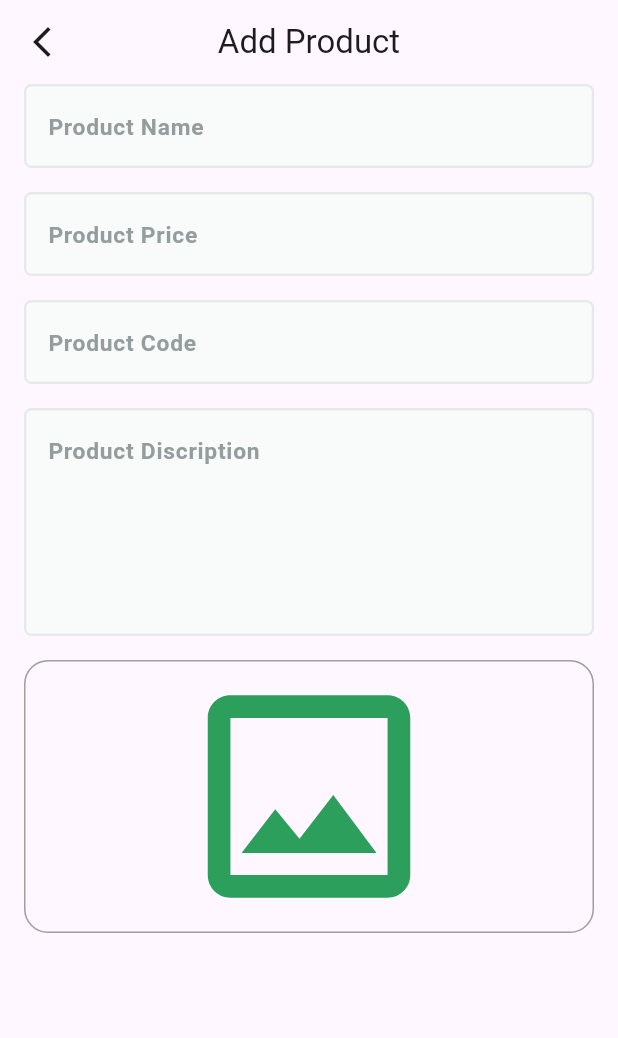
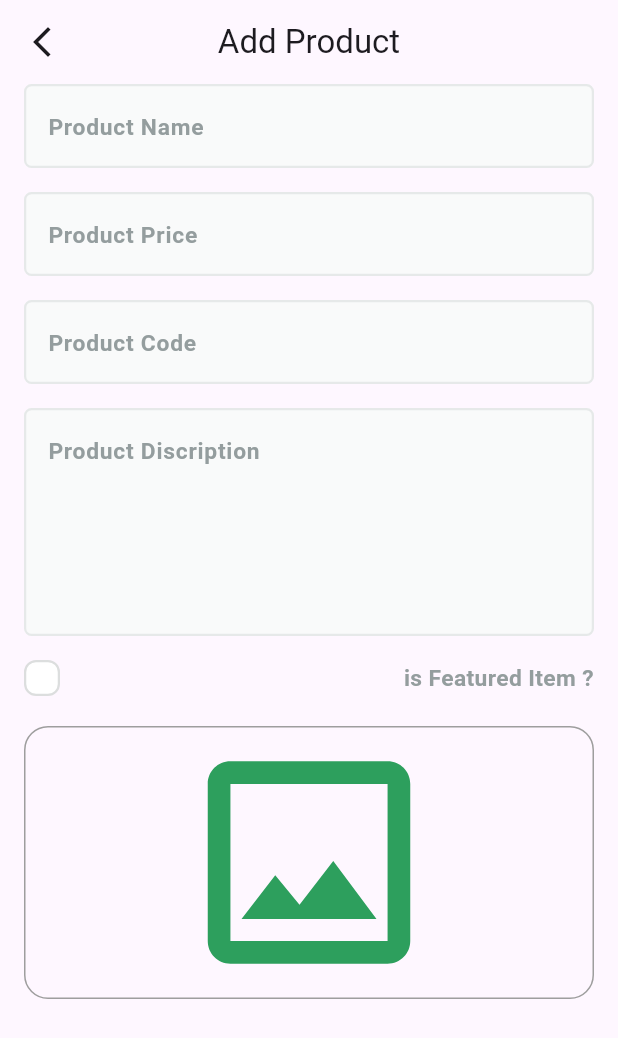
Before and after one commit to Ehabhanna1/Fruits-HuB-DashBoard, a Flutter app: the AddProductView screen opened by its route, on a phone screen of 412 x 824 dp. Shown: the top 1038 px of the screen. Run offline on Flutter 3.47's test engine with Material 3 defaults, Android fonts, the phone set to English and light mode, and no system bars; drawn by our look-alikes of skeletonizer; our stand-ins replace firebase_core, flutter_screenutil, image_picker; accounts and stored records are empty.

Commit message:
add product done

```diff
--- a/lib/features/add_product/presentation/view/widgets/add_product_view_body.dart
+++ b/lib/features/add_product/presentation/view/widgets/add_product_view_body.dart
@@ -1,6 +1,8 @@
 import 'package:flutter/material.dart';
 import 'package:fruits_hub_dashboard/core/widgets/custom_text_form_field.dart';
+import 'package:fruits_hub_dashboard/features/add_product/presentation/view/widgets/custom_check_box.dart';
 import 'package:fruits_hub_dashboard/features/add_product/presentation/view/widgets/image_field.dart';
+import 'package:fruits_hub_dashboard/features/add_product/presentation/view/widgets/is_featured_check_box.dart';
 
 class AddProductViewBody extends StatefulWidget {
   const AddProductViewBody({super.key});
@@ -31,9 +33,15 @@ class _AddProductViewBodyState extends State<AddProductViewBody> {
               SizedBox(height: 16,),
               CustomTextFormField(hintText: 'Product Discription', keyboardType: TextInputType.text,maxLines: 5,),
               SizedBox(height: 16,),
+                 IsFeaturedCheckBox(
+                onChanged: (value){
+
+              },),
+              SizedBox(height: 20,),
               ImageField(onFileChanged: (image){
 
               }),
+
 
 
 
--- /dev/null
+++ b/lib/features/add_product/presentation/view/widgets/custom_check_box.dart
@@ -0,0 +1,36 @@
+import 'package:flutter/material.dart';
+
+import 'package:fruits_hub_dashboard/core/utils/app_colors.dart';
+
+class CustomCheckBox extends StatelessWidget {
+  const CustomCheckBox(
+      {super.key, required this.isChecked, required this.onChecked});
+  final bool isChecked;
+  final ValueChanged<bool> onChecked;
+  @override
+  Widget build(BuildContext context) {
+    return GestureDetector(
+      onTap: () {
+        onChecked(!isChecked);
+      },
+      child: AnimatedContainer(
+        width: 24,
+        height: 24,
+        duration: const Duration(milliseconds: 100),
+        decoration: ShapeDecoration(
+          color: isChecked ? AppColors.primaryColor : Colors.white,
+          shape: RoundedRectangleBorder(
+            side: BorderSide(
+              width: 1.50,
+              color: isChecked ? Colors.transparent : const Color(0xFFDCDEDE),
+            ),
+            borderRadius: BorderRadius.circular(8),
+          ),
+        ),
+        child: isChecked
+            ? Icon(Icons.check,color: Colors.white,)
+            : const SizedBox(),
+      ),
+    );
+  }
+}
--- /dev/null
+++ b/lib/features/add_product/presentation/view/widgets/is_featured_check_box.dart
@@ -0,0 +1,56 @@
+import 'package:flutter/material.dart';
+import 'package:fruits_hub_dashboard/core/utils/app_text.dart';
+import 'package:fruits_hub_dashboard/features/add_product/presentation/view/widgets/custom_check_box.dart';
+
+
+class IsFeaturedCheckBox extends StatefulWidget {
+  const IsFeaturedCheckBox({super.key, required this.onChanged});
+
+  final ValueChanged<bool> onChanged;
+
+  @override
+  State<IsFeaturedCheckBox> createState() => _IsFeaturedCheckBoxState();
+}
+
+class _IsFeaturedCheckBoxState extends State<IsFeaturedCheckBox> {
+
+
+  bool isTermsAccepted = false;
+
+
+
+  @override
+  Widget build(BuildContext context) {
+    return Row(
+      children: [
+        CustomCheckBox(
+          onChecked: (value) {
+           isTermsAccepted = value;
+           widget.onChanged(value);
+            setState(() {});
+          },
+         isChecked: isTermsAccepted,
+        ),
+        const SizedBox(
+          width: 16,
+        ),
+        Expanded(
+          child: Text.rich(
+            TextSpan(
+              children: [
+                TextSpan(
+                  text: 'is Featured Item ?',
+                  style: TextStyles.semiBold15.copyWith(
+                    color: const Color(0xFF949D9E),
+                  ),
+                ),
+
+              ],
+            ),
+            textAlign: TextAlign.right,
+          ),
+        )
+      ],
+    );
+  }
+}
```
